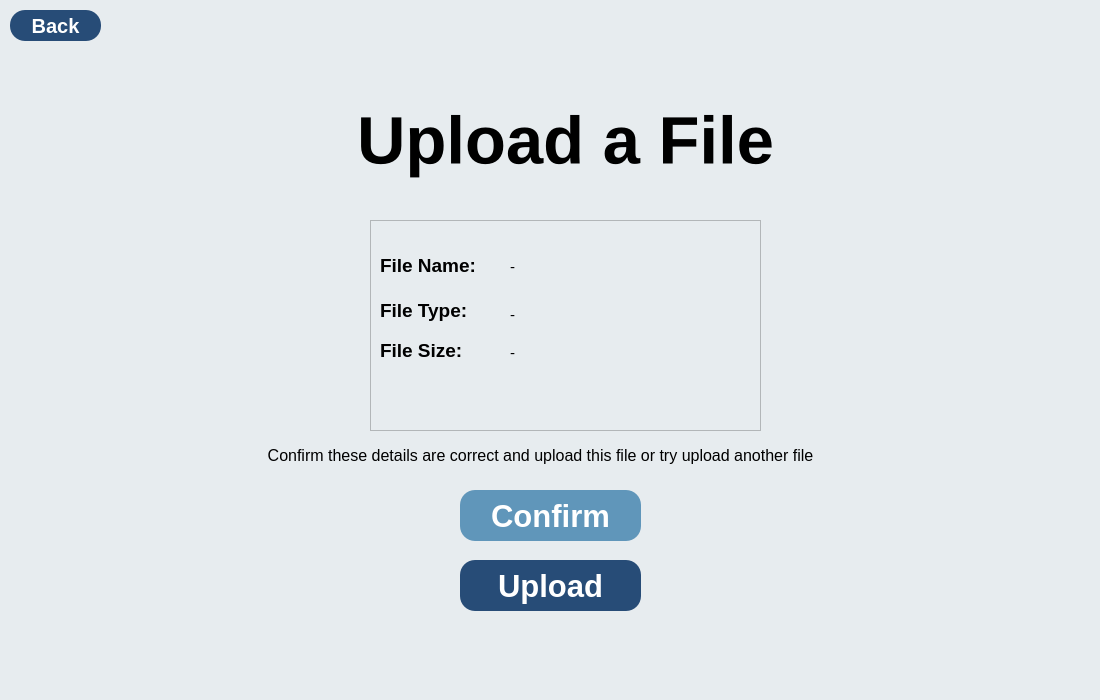
Qt form src/desktop-client/client-404/uploadfilepage.ui (ElliceNels/fourohfour) before a commit.
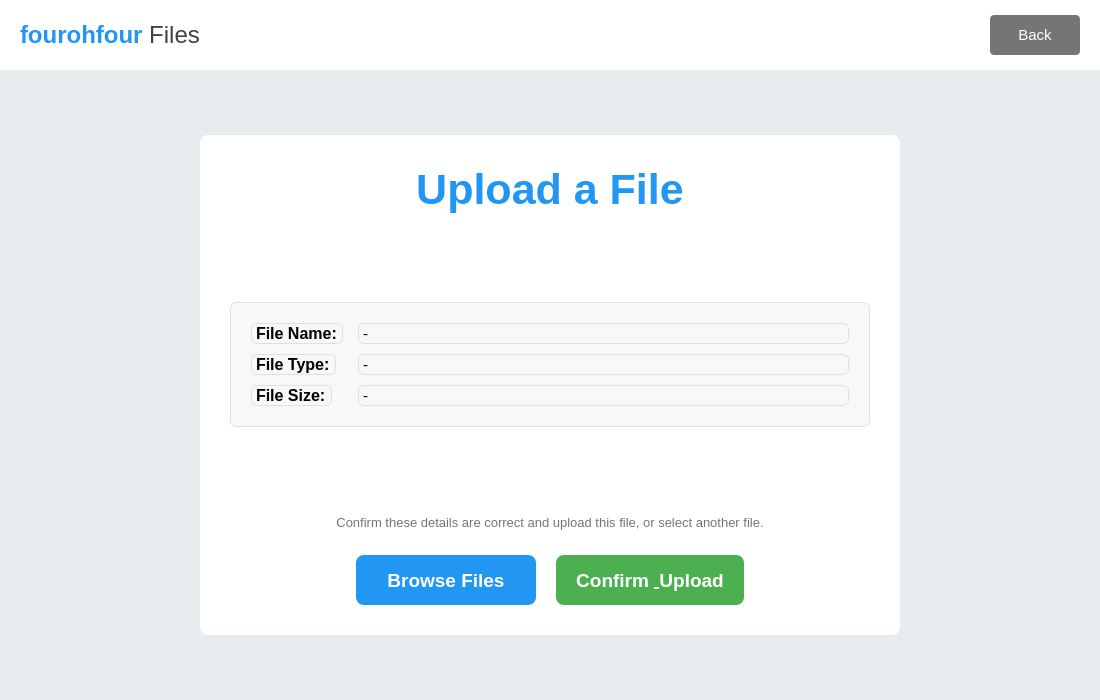
The same form after that commit.

```diff
--- a/src/desktop-client/client-404/uploadfilepage.ui
+++ b/src/desktop-client/client-404/uploadfilepage.ui
@@ -34,23 +34,190 @@
   <property name="styleSheet">
    <string notr="true">background-color: rgb(231, 236, 239);</string>
   </property>
+  <layout class="QVBoxLayout" name="mainVerticalLayout">
+   <property name="spacing">
+    <number>0</number>
+   </property>
+   <property name="leftMargin">
+    <number>0</number>
+   </property>
+   <property name="topMargin">
+    <number>0</number>
+   </property>
+   <property name="rightMargin">
+    <number>0</number>
+   </property>
+   <property name="bottomMargin">
+    <number>0</number>
+   </property>
+   <item>
+    <widget class="QFrame" name="headingBarFrame">
+     <property name="minimumSize">
+      <size>
+       <width>0</width>
+       <height>70</height>
+      </size>
+     </property>
+     <property name="maximumSize">
+      <size>
+       <width>16777215</width>
+       <height>70</height>
+      </size>
+     </property>
+     <property name="frameShape">
+      <enum>QFrame::Shape::NoFrame</enum>
+     </property>
+     <property name="styleSheet">
+      <string notr="true">background-color: white;</string>
+     </property>
+     <layout class="QHBoxLayout" name="headingBarLayout">
+      <property name="spacing">
+       <number>15</number>
+      </property>
+      <property name="leftMargin">
+       <number>20</number>
+      </property>
+      <property name="topMargin">
+       <number>0</number>
+      </property>
+      <property name="rightMargin">
+       <number>20</number>
+      </property>
+      <property name="bottomMargin">
+       <number>0</number>
+      </property>
+      <item>
+       <widget class="QLabel" name="appLogoLabel">
+        <property name="text">
+         <string>&lt;html&gt;&lt;head/&gt;&lt;body&gt;&lt;p&gt;&lt;span style=&quot; font-size:18pt; font-weight:600; color:#2196F3;&quot;&gt;fourohfour&lt;/span&gt;&lt;span style=&quot; font-size:18pt; color:#424242;&quot;&gt; Files&lt;/span&gt;&lt;/p&gt;&lt;/body&gt;&lt;/html&gt;</string>
+        </property>
+       </widget>
+      </item>
+      <item>
+       <spacer name="headingBarSpacer">
+        <property name="orientation">
+         <enum>Qt::Orientation::Horizontal</enum>
+        </property>
+        <property name="sizeHint" stdset="0">
+         <size>
+          <width>40</width>
+          <height>20</height>
+         </size>
+        </property>
+       </spacer>
+      </item>
+      <item>
+       <widget class="QPushButton" name="backButton">
+        <property name="minimumSize">
+         <size>
+          <width>90</width>
+          <height>40</height>
+         </size>
+        </property>
+        <property name="styleSheet">
+         <string notr="true">QPushButton {
+            background-color: #757575; /* Grey button */
+            color: white;
+            border: none;
+            border-radius: 4px;
+            font-size: 11pt;
+        }
+        QPushButton:hover {
+            background-color: #616161;
+        }
+        QPushButton:pressed {
+            background-color: #424242;
+        }</string>
+        </property>
+        <property name="text">
+         <string>Back</string>
+        </property>
+       </widget>
+      </item>
+     </layout>
+    </widget>
+   </item>
+   <item>
+    <spacer name="topVerticalSpacer">
+     <property name="orientation">
+      <enum>Qt::Orientation::Vertical</enum>
+     </property>
+     <property name="sizeHint" stdset="0">
+      <size>
+       <width>20</width>
+       <height>40</height>
+      </size>
+     </property>
+    </spacer>
+   </item>
+   <item>
+    <layout class="QHBoxLayout" name="contentHorizontalLayout">
+     <item>
+      <spacer name="leftHorizontalSpacer">
+       <property name="orientation">
+        <enum>Qt::Orientation::Horizontal</enum>
+       </property>
+       <property name="sizeHint" stdset="0">
+        <size>
+         <width>40</width>
+         <height>20</height>
+        </size>
+       </property>
+      </spacer>
+     </item>
+     <item>
+      <widget class="QFrame" name="mainCardFrame">
+       <property name="minimumSize">
+        <size>
+         <width>700</width>
+         <height>500</height>
+        </size>
+       </property>
+       <property name="maximumSize">
+        <size>
+         <width>700</width>
+         <height>500</height>
+        </size>
+       </property>
+       <property name="styleSheet">
+        <string notr="true">QFrame {
+            background-color: white;
+            border-radius: 8px;
+            box-shadow: 0px 4px 10px rgba(0, 0, 0, 0.1); /* Subtle shadow */
+        }</string>
+       </property>
+       <property name="frameShape">
+        <enum>QFrame::StyledPanel</enum>
+       </property>
+       <property name="frameShadow">
+        <enum>QFrame::Plain</enum>
+       </property>
+       <layout class="QVBoxLayout" name="mainCardVerticalLayout">
+        <property name="spacing">
+         <number>25</number>
+        </property>
+        <property name="leftMargin">
+         <number>30</number>
+        </property>
+        <property name="topMargin">
+         <number>30</number>
+        </property>
+        <property name="rightMargin">
+         <number>30</number>
+        </property>
+        <property name="bottomMargin">
+         <number>30</number>
+        </property>
+        <item>
   <widget class="QLabel" name="titleLabel">
-   <property name="geometry">
-    <rect>
-     <x>310</x>
-     <y>90</y>
-     <width>511</width>
-     <height>101</height>
-    </rect>
-   </property>
    <property name="font">
     <font>
-     <pointsize>50</pointsize>
+            <pointsize>32</pointsize>
      <bold>true</bold>
     </font>
    </property>
    <property name="styleSheet">
-    <string notr="true">color: rgb(0, 0, 0);</string>
+           <string notr="true">color: #2196F3;</string>
    </property>
    <property name="text">
     <string>Upload a File</string>
@@ -59,79 +226,59 @@
     <set>Qt::AlignmentFlag::AlignCenter</set>
    </property>
   </widget>
-  <widget class="QPushButton" name="uploadButton">
-   <property name="geometry">
-    <rect>
-     <x>460</x>
-     <y>560</y>
-     <width>181</width>
-     <height>51</height>
-    </rect>
-   </property>
-   <property name="font">
-    <font>
-     <pointsize>23</pointsize>
-     <bold>true</bold>
-    </font>
-   </property>
-   <property name="styleSheet">
-    <string notr="true">   QPushButton {
-        background-color: rgb(39, 76, 119);
-        border: 0px solid black;
-		  border-radius: 15px;
-        color: rgb(255, 255, 255);
-    }
-
-    QPushButton:hover {
-        background-color: rgb(30, 60, 100); 
-    }
-
-    QPushButton:pressed {
-        background-color: rgb(20, 45, 80); 
-    }
-
-</string>
-   </property>
-   <property name="text">
-    <string>Upload</string>
-   </property>
-   <property name="flat">
-    <bool>true</bool>
-   </property>
-  </widget>
+        </item>
+        <item>
+         <spacer name="cardTopSpacer">
+          <property name="orientation">
+           <enum>Qt::Orientation::Vertical</enum>
+          </property>
+          <property name="sizeHint" stdset="0">
+           <size>
+            <width>20</width>
+            <height>10</height>
+           </size>
+          </property>
+         </spacer>
+        </item>
+        <item>
   <widget class="QFrame" name="frame">
-   <property name="geometry">
-    <rect>
-     <x>370</x>
-     <y>220</y>
-     <width>391</width>
-     <height>211</height>
-    </rect>
-   </property>
    <property name="styleSheet">
-    <string notr="true"/>
+           <string notr="true">QFrame {
+            border: 1px solid #E0E0E0; /* Lighter border */
+            border-radius: 6px;
+            background-color: #F8F8F8; /* Very light grey background for file info */
+        }</string>
    </property>
    <property name="frameShape">
     <enum>QFrame::Shape::StyledPanel</enum>
    </property>
    <property name="frameShadow">
-    <enum>QFrame::Shadow::Raised</enum>
-   </property>
-   <property name="lineWidth">
-    <number>17</number>
-   </property>
+           <enum>QFrame::Plain</enum>
+          </property>
+          <layout class="QFormLayout" name="fileInfoFormLayout">
+           <property name="horizontalSpacing">
+            <number>15</number>
+           </property>
+           <property name="verticalSpacing">
+            <number>10</number>
+           </property>
+           <property name="leftMargin">
+            <number>20</number>
+           </property>
+           <property name="topMargin">
+            <number>20</number>
+           </property>
+           <property name="rightMargin">
+            <number>20</number>
+           </property>
+           <property name="bottomMargin">
+            <number>20</number>
+           </property>
+           <item row="0" column="0">
    <widget class="QLabel" name="fileNameLabel">
-    <property name="geometry">
-     <rect>
-      <x>10</x>
-      <y>30</y>
-      <width>111</width>
-      <height>31</height>
-     </rect>
-    </property>
     <property name="font">
      <font>
-      <pointsize>14</pointsize>
+               <pointsize>12</pointsize>
       <bold>true</bold>
      </font>
     </property>
@@ -139,37 +286,28 @@
      <string>File Name:</string>
     </property>
    </widget>
-   <widget class="QLabel" name="FileSizeLabel">
-    <property name="geometry">
-     <rect>
-      <x>10</x>
-      <y>110</y>
-      <width>111</width>
-      <height>41</height>
-     </rect>
-    </property>
+           </item>
+           <item row="0" column="1">
+            <widget class="QLabel" name="fileNameOutput">
     <property name="font">
      <font>
-      <pointsize>14</pointsize>
-      <bold>true</bold>
+               <pointsize>11</pointsize>
+               <bold>false</bold>
      </font>
     </property>
     <property name="text">
-     <string>File Size:</string>
-    </property>
-   </widget>
+              <string>-</string>
+             </property>
+             <property name="wordWrap">
+              <bool>true</bool>
+             </property>
+            </widget>
+           </item>
+           <item row="1" column="0">
    <widget class="QLabel" name="fileTypeLabel">
-    <property name="geometry">
-     <rect>
-      <x>10</x>
-      <y>70</y>
-      <width>111</width>
-      <height>41</height>
-     </rect>
-    </property>
     <property name="font">
      <font>
-      <pointsize>14</pointsize>
+               <pointsize>12</pointsize>
       <bold>true</bold>
      </font>
     </property>
@@ -177,164 +315,223 @@
      <string>File Type:</string>
     </property>
    </widget>
-   <widget class="QLabel" name="fileSizeOutput">
-    <property name="geometry">
-     <rect>
-      <x>140</x>
-      <y>122</y>
-      <width>201</width>
-      <height>21</height>
-     </rect>
-    </property>
-    <property name="font">
-     <font>
-      <pointsize>11</pointsize>
-     </font>
-    </property>
-    <property name="text">
-     <string>- </string>
-    </property>
-   </widget>
+           </item>
+           <item row="1" column="1">
    <widget class="QLabel" name="fileTypeOutput">
-    <property name="geometry">
-     <rect>
-      <x>140</x>
-      <y>79</y>
-      <width>201</width>
-      <height>31</height>
-     </rect>
-    </property>
     <property name="font">
      <font>
       <pointsize>11</pointsize>
+               <bold>false</bold>
      </font>
     </property>
     <property name="text">
      <string>-</string>
     </property>
    </widget>
-   <widget class="QLabel" name="fileNameOutput">
-    <property name="geometry">
-     <rect>
-      <x>140</x>
-      <y>31</y>
-      <width>191</width>
-      <height>31</height>
-     </rect>
-    </property>
+           </item>
+           <item row="2" column="0">
+            <widget class="QLabel" name="FileSizeLabel">
+             <property name="font">
+              <font>
+               <pointsize>12</pointsize>
+               <bold>true</bold>
+              </font>
+             </property>
+             <property name="text">
+              <string>File Size:</string>
+             </property>
+            </widget>
+           </item>
+           <item row="2" column="1">
+            <widget class="QLabel" name="fileSizeOutput">
     <property name="font">
      <font>
       <pointsize>11</pointsize>
+               <bold>false</bold>
      </font>
     </property>
     <property name="text">
      <string>-</string>
     </property>
    </widget>
-  </widget>
+           </item>
+          </layout>
+         </widget>
+        </item>
+        <item>
+         <spacer name="cardMiddleSpacer">
+          <property name="orientation">
+           <enum>Qt::Orientation::Vertical</enum>
+          </property>
+          <property name="sizeHint" stdset="0">
+           <size>
+            <width>20</width>
+            <height>10</height>
+           </size>
+          </property>
+         </spacer>
+        </item>
+        <item>
+         <widget class="QLabel" name="confirmLabel">
+          <property name="font">
+           <font>
+            <pointsize>10</pointsize>
+            <bold>false</bold>
+           </font>
+          </property>
+          <property name="text">
+           <string>Confirm these details are correct and upload this file, or select another file.</string>
+          </property>
+          <property name="alignment">
+           <set>Qt::AlignmentFlag::AlignCenter</set>
+          </property>
+          <property name="styleSheet">
+           <string notr="true">color: #757575;</string>
+          </property>
+         </widget>
+        </item>
+        <item>
+         <layout class="QHBoxLayout" name="buttonsLayout">
+          <property name="spacing">
+           <number>20</number>
+          </property>
+          <item>
+           <spacer name="buttonsLeftSpacer">
+            <property name="orientation">
+             <enum>Qt::Orientation::Horizontal</enum>
+            </property>
+            <property name="sizeHint" stdset="0">
+             <size>
+              <width>40</width>
+              <height>20</height>
+             </size>
+            </property>
+           </spacer>
+          </item>
+          <item>
+           <widget class="QPushButton" name="uploadButton">
+            <property name="minimumSize">
+             <size>
+              <width>180</width>
+              <height>50</height>
+             </size>
+            </property>
+            <property name="font">
+             <font>
+              <pointsize>14</pointsize>
+              <bold>true</bold>
+             </font>
+            </property>
+            <property name="styleSheet">
+             <string notr="true">QPushButton {
+            background-color: #2196F3; /* Same blue as "Upload a File" label */
+            border: none;
+            border-radius: 8px;
+            color: white;
+            padding: 10px 20px;
+        }
+        QPushButton:hover {
+            background-color: #1976D2;
+        }
+        QPushButton:pressed {
+            background-color: #1565C0;
+        }</string>
+            </property>
+            <property name="text">
+             <string>Browse Files</string>
+            </property>
+            <property name="flat">
+             <bool>false</bool>
+            </property>
+           </widget>
+          </item>
+          <item>
   <widget class="QPushButton" name="confirmButton">
    <property name="enabled">
     <bool>true</bool>
    </property>
-   <property name="geometry">
-    <rect>
-     <x>460</x>
-     <y>490</y>
-     <width>181</width>
-     <height>51</height>
-    </rect>
+            <property name="minimumSize">
+             <size>
+              <width>180</width>
+              <height>50</height>
+             </size>
    </property>
    <property name="font">
     <font>
-     <pointsize>23</pointsize>
+              <pointsize>14</pointsize>
      <bold>true</bold>
     </font>
    </property>
    <property name="styleSheet">
-    <string notr="true"> QPushButton {
-        background-color: rgb(96, 150, 186);
-        border: 0px solid black;
-		  border-radius: 15px;
-        color: rgb(255, 255, 255);
-    }
-
-    QPushButton:hover {
-        background-color: #2980b9;
-    }
-
-    QPushButton:pressed {
-        background-color: #1c5980;
-    }</string>
+             <string notr="true">QPushButton {
+            background-color: #4CAF50; /* Primary green for upload success action */
+            border: none;
+            border-radius: 8px;
+            color: white;
+            padding: 10px 20px;
+        }
+        QPushButton:hover {
+            background-color: #43A047;
+        }
+        QPushButton:pressed {
+            background-color: #388E3C;
+        }</string>
    </property>
    <property name="text">
-    <string>Confirm</string>
+             <string>Confirm &amp; Upload</string>
    </property>
    <property name="flat">
-    <bool>true</bool>
-   </property>
-  </widget>
-  <widget class="QLabel" name="confirmLabel">
-   <property name="geometry">
-    <rect>
-     <x>220</x>
-     <y>440</y>
-     <width>641</width>
-     <height>31</height>
-    </rect>
-   </property>
-   <property name="font">
-    <font>
-     <pointsize>12</pointsize>
-     <bold>false</bold>
-    </font>
-   </property>
-   <property name="text">
-    <string>Confirm these details are correct and upload this file or try upload another file</string>
-   </property>
-   <property name="alignment">
-    <set>Qt::AlignmentFlag::AlignCenter</set>
-   </property>
-  </widget>
-  <widget class="QPushButton" name="backButton">
-   <property name="geometry">
-    <rect>
-     <x>10</x>
-     <y>10</y>
-     <width>91</width>
-     <height>31</height>
-    </rect>
-   </property>
-   <property name="font">
-    <font>
-     <pointsize>15</pointsize>
-     <bold>true</bold>
-    </font>
-   </property>
-   <property name="styleSheet">
-    <string notr="true">   QPushButton {
-        background-color: rgb(39, 76, 119);
-        border: 0px solid black;
-		  border-radius: 15px;
-        color: rgb(255, 255, 255);
-    }
-
-    QPushButton:hover {
-        background-color: rgb(30, 60, 100); 
-    }
-
-    QPushButton:pressed {
-        background-color: rgb(20, 45, 80); 
-    }
-
-</string>
-   </property>
-   <property name="text">
-    <string>Back</string>
-   </property>
-   <property name="flat">
-    <bool>true</bool>
-   </property>
-  </widget>
+             <bool>false</bool>
+            </property>
+           </widget>
+          </item>
+          <item>
+           <spacer name="buttonsRightSpacer">
+            <property name="orientation">
+             <enum>Qt::Orientation::Horizontal</enum>
+            </property>
+            <property name="sizeHint" stdset="0">
+             <size>
+              <width>40</width>
+              <height>20</height>
+             </size>
+            </property>
+           </spacer>
+          </item>
+         </layout>
+        </item>
+       </layout>
+      </widget>
+     </item>
+     <item>
+      <spacer name="rightHorizontalSpacer">
+       <property name="orientation">
+        <enum>Qt::Orientation::Horizontal</enum>
+       </property>
+       <property name="sizeHint" stdset="0">
+        <size>
+         <width>40</width>
+         <height>20</height>
+        </size>
+       </property>
+      </spacer>
+     </item>
+    </layout>
+   </item>
+   <item>
+    <spacer name="bottomVerticalSpacer">
+     <property name="orientation">
+      <enum>Qt::Orientation::Vertical</enum>
+     </property>
+     <property name="sizeHint" stdset="0">
+      <size>
+       <width>20</width>
+       <height>40</height>
+      </size>
+     </property>
+    </spacer>
+   </item>
+  </layout>
  </widget>
  <resources/>
  <connections/>
```
Left out of the diff: 6 changed lines with no effect on the pictures. Lines whose indentation alone changed are shown as unchanged.
